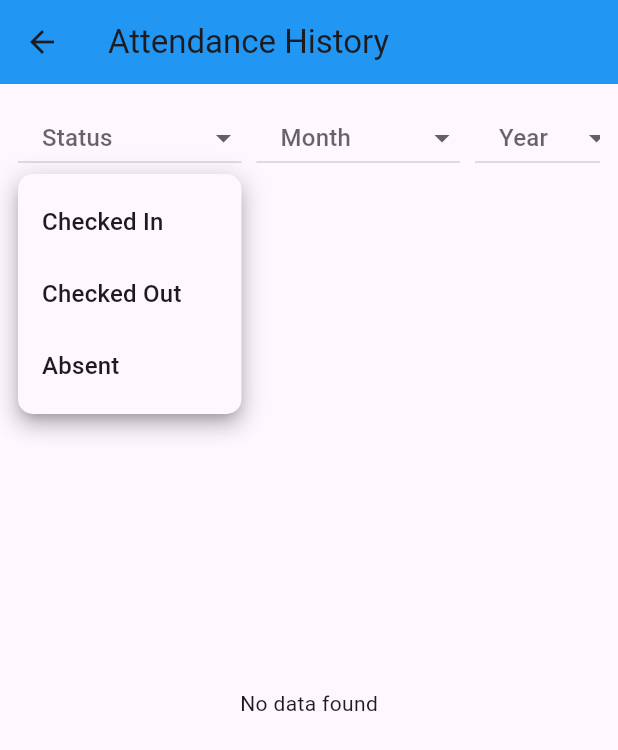
After one commit to AbdurRahman4991/Geofancing_project_frontend, a Flutter app: the AttendanceHistory screen opened by its route, after a tap on "Status", on a phone screen of 412 x 824 dp. The commit adds this screen. Shown: the top 750 px of the screen. Run offline on Flutter 3.47's test engine with Material 3 defaults, Android fonts, the phone set to English and light mode, and no system bars; drawn by our look-alikes of dropdown_button2; our stand-ins replace device_info_plus, geolocator, shared_preferences; accounts and stored records are empty; network calls fail.

Commit message:
Add attendance history

```diff
--- /dev/null
+++ b/lib/helpers/_getStatusColor.dart
@@ -0,0 +1,3 @@
+class _getStatusColor{
+
+}
--- /dev/null
+++ b/lib/helpers/date_helper.dart
@@ -0,0 +1,18 @@
+class DateHelper {
+  static String formatDate(String? dateTime) {
+    if (dateTime == null || dateTime.isEmpty) return '-';
+    try {
+      final dt = DateTime.parse(dateTime);
+      final day = dt.day.toString().padLeft(2, '0');
+      final month = dt.month.toString().padLeft(2, '0');
+      final year = dt.year.toString();
+      final hour = dt.hour.toString().padLeft(2, '0');
+      final minute = dt.minute.toString().padLeft(2, '0');
+      final second = dt.second.toString().padLeft(2, '0');
+
+      return "$day/$month/$year Time $hour:$minute:$second";
+    } catch (e) {
+      return '-';
+    }
+  }
+}
--- a/lib/main.dart
+++ b/lib/main.dart
@@ -1,4 +1,5 @@
 import 'package:flutter/material.dart';
+import '/pages/attendance_history.dart';
 import 'pages/register.dart';
 import 'pages/login.dart';
 import 'pages/attendance.dart';
@@ -7,12 +8,9 @@ import 'package:shared_preferences/shared_preferences.dart';
 void main() {
   runApp(const MyApp());
 }
-
 class MyApp extends StatelessWidget {
 
   const MyApp({super.key});
-
-
   @override
   Widget build(BuildContext context) {
     WidgetsFlutterBinding.ensureInitialized();
@@ -34,7 +32,9 @@ class MyApp extends StatelessWidget {
           case '/login':
           return MaterialPageRoute(builder: (_) => Login());
           case '/attendance':
-          return MaterialPageRoute(builder: (_) => AttendancePage());
+          return MaterialPageRoute(builder: (_) => const AttendancePage());
+          case '/attendance-history':
+          return MaterialPageRoute(builder: (_) => AttendanceHistory());
           default:
             return MaterialPageRoute(builder: (_) => const HomePage());
         }
@@ -52,8 +52,8 @@ class HomePage extends StatefulWidget {
 }
 
 class _HomePageState extends State<HomePage> {
-  int _currentIndex = 0;
-  int _selectedIndex =0;
+  //int _currentIndex = 0;
+  int _selectedIndex = 0;
 
   @override
   Widget build(BuildContext context) {
@@ -94,14 +94,14 @@ class _HomePageState extends State<HomePage> {
                 Navigator.pushNamed(context, '/attendance');
               }
               ),
+              ListTile(
+                title: const Text("Attendance History"),
+                leading: const Icon(Icons.history),
+                onTap: (){
+                  Navigator.pushNamed(context, '/attendance-history');
+                },
+              ),
 
-            // ListTile(
-            //   title: const Text("Logout"),
-            //   leading: const Icon(Icons.logout),
-            //   onTap: () {
-            //     Navigator.pushNamed(context, '/logout');
-            //   },
-            // ),
             ListTile(
               title: const Text("Logout"),
               leading: const Icon(Icons.logout),
@@ -135,6 +135,11 @@ class _HomePageState extends State<HomePage> {
           setState(() {
             _selectedIndex = index; // change tab
           });
+          if (index == 0) {
+          Navigator.pushNamed(context, '/');
+          } else if (index == 1) {
+            Navigator.pushNamed(context, '/profile');
+          }
         },
         items: const [
           BottomNavigationBarItem(
@@ -143,7 +148,7 @@ class _HomePageState extends State<HomePage> {
           ),
           BottomNavigationBarItem(
             icon: Icon(Icons.person),
-            label: 'Back',
+            label: 'Profile',
           ),
           BottomNavigationBarItem(
             icon: Icon(Icons.settings),
--- /dev/null
+++ b/lib/pages/attendance_history.dart
@@ -0,0 +1,241 @@
+import 'package:flutter/material.dart';
+import '/services/attendance_history_api_service.dart';
+import 'package:dropdown_button2/dropdown_button2.dart';
+import '/helpers/date_helper.dart';
+
+class AttendanceHistory extends StatefulWidget {
+  const AttendanceHistory({super.key});
+
+  @override
+  State<AttendanceHistory> createState() => _AttendanceHistoryState();
+}
+
+class _AttendanceHistoryState extends State<AttendanceHistory> {
+  List<dynamic> attendanceData = [];
+  bool isLoading = true;
+  String? selectedStatus;
+  String? selectedMonth;
+  String? selectedYear;
+  @override
+  void initState() {
+    super.initState();
+    fetchAttendanceData(); // Load when screen opens
+  }
+
+  Color _getStatusColor(String? status) {
+  switch (status) {
+    case 'Absent':
+    case 'Weekend Holyday':
+    case 'Goverment Holyday':
+      return Colors.red; // লাল রঙ
+    case 'Checked In':
+      return Colors.green; // সবুজ রঙ
+    case 'Checked Out':
+    case 'Auto Checked Out':
+      return Colors.orange; // কমলা রঙ
+    case 'Outside Area':
+      return Colors.blue; // নীল রঙ
+    default:
+      return Colors.black; // ডিফল্ট কালো
+  }
+}
+
+
+  /// ✅ Fetch attendance data with filters
+  Future<void> fetchAttendanceData() async {
+    setState(() => isLoading = true);
+
+    try {
+      final result = await AttendanceHistoryApiService.getAttendanceHistory(
+        month: selectedMonth,
+        status: selectedStatus,
+        year: selectedYear,
+      );
+
+      setState(() {
+        attendanceData = result?['data'] ?? [];
+        isLoading = false;
+      });
+    } catch (e) {
+      debugPrint("Error fetching attendance data: $e");
+      setState(() => isLoading = false);
+    }
+  }
+
+  /// ✅ Clear all filters
+  void clearFilters() {
+    setState(() {
+      selectedStatus = null;
+      selectedMonth = null;
+      selectedYear = null;
+    });
+    fetchAttendanceData();
+  }
+
+  @override
+  Widget build(BuildContext context) {
+    return Scaffold(
+      appBar: AppBar(
+        title: const Text('Attendance History'),
+        backgroundColor: Colors.blue,
+      ),
+      body: Padding(
+        padding: const EdgeInsets.all(12.0),
+        child: Column(
+          children: [
+            // 🔽 Filters with Scrollable Row
+            SingleChildScrollView(
+              scrollDirection: Axis.horizontal,
+              child: Row(
+                children: [
+                  // ✅ Status filter
+                  DropdownButton2<String>(
+                    value: selectedStatus,
+                    hint: const Text("Status"),
+                    items: const [
+                      DropdownMenuItem(value: 'Checked In', child: Text('Checked In')),
+                      DropdownMenuItem(value: 'Checked Out', child: Text('Checked Out')),
+                      DropdownMenuItem(value: 'Absent', child: Text('Absent')),
+                    ],
+                    onChanged: (value) {
+                      setState(() => selectedStatus = value);
+                      fetchAttendanceData();
+                    },
+                    dropdownStyleData: DropdownStyleData(
+                      maxHeight: 200,
+                      decoration: BoxDecoration(
+                        borderRadius: BorderRadius.circular(10),
+                      ),
+                    ),
+                  ),
+                  const SizedBox(width: 10),
+
+                  // ✅ Month filter (Scrollable 12 months)
+                  DropdownButton2<String>(
+                    value: selectedMonth,
+                    hint: const Text("Month"),
+                    items: const [
+                      DropdownMenuItem(value: 'january', child: Text('January')),
+                      DropdownMenuItem(value: 'february', child: Text('February')),
+                      DropdownMenuItem(value: 'march', child: Text('March')),
+                      DropdownMenuItem(value: 'april', child: Text('April')),
+                      DropdownMenuItem(value: 'may', child: Text('May')),
+                      DropdownMenuItem(value: 'june', child: Text('June')),
+                      DropdownMenuItem(value: 'july', child: Text('July')),
+                      DropdownMenuItem(value: 'august', child: Text('August')),
+                      DropdownMenuItem(value: 'september', child: Text('September')),
+                      DropdownMenuItem(value: 'october', child: Text('October')),
+                      DropdownMenuItem(value: 'november', child: Text('November')),
+                      DropdownMenuItem(value: 'december', child: Text('December')),
+                    ],
+                    onChanged: (value) {
+                      setState(() => selectedMonth = value);
+                      fetchAttendanceData();
+                    },
+                    dropdownStyleData: DropdownStyleData(
+                      maxHeight: 250,
+                      decoration: BoxDecoration(
+                        borderRadius: BorderRadius.circular(10),
+                      ),
+                    ),
+                  ),
+                  const SizedBox(width: 10),
+
+                  // ✅ Year filter
+                  DropdownButton2<String>(
+                    value: selectedYear,
+                    hint: const Text("Year"),
+                    items: const [
+                      DropdownMenuItem(value: '2025', child: Text('2025')),
+                      DropdownMenuItem(value: '2024', child: Text('2024')),
+                      DropdownMenuItem(value: '2023', child: Text('2023')),
+                    ],
+                    onChanged: (value) {
+                      setState(() => selectedYear = value);
+                      fetchAttendanceData();
+                    },
+                    dropdownStyleData: DropdownStyleData(
+                      maxHeight: 250,
+                      decoration: BoxDecoration(
+                        borderRadius: BorderRadius.circular(10),
+                      ),
+                    ),
+                  ),
+                  const SizedBox(width: 10),
+
+                  // ✅ Clear button
+                  ElevatedButton.icon(
+                    onPressed: clearFilters,
+                    icon: const Icon(Icons.clear, size: 18),
+                    label: const Text("Clear"),
+                    style: ElevatedButton.styleFrom(
+                      backgroundColor: Colors.redAccent,
+                      foregroundColor: Colors.white,
+                      padding: const EdgeInsets.symmetric(horizontal: 14, vertical: 10),
+                      shape: RoundedRectangleBorder(
+                        borderRadius: BorderRadius.circular(8),
+                      ),
+                    ),
+                  ),
+                ],
+              ),
+            ),
+
+            const SizedBox(height: 10),
+
+            // 🧾 Attendance Table / Loader
+            Expanded(
+              child: isLoading
+                  ? const Center(child: CircularProgressIndicator())
+                  : attendanceData.isEmpty
+                      ? const Center(child: Text("No data found"))
+                      : SingleChildScrollView(
+                          scrollDirection: Axis.horizontal,
+                          child: DataTable(
+                            border: TableBorder.all(width: 1, color: Colors.grey),
+                            columns: const [
+                              DataColumn(label: Text('ID')),
+                              DataColumn(label: Text('Check In')),
+                              DataColumn(label: Text('Check Out')),
+                              DataColumn(label: Text('Late')),
+                              DataColumn(label: Text('Status')),
+                            ],
+                         rows: attendanceData.asMap().entries.map((entry) {
+                          final index = entry.key + 1; // 👉 ইনডেক্স 1 থেকে শুরু হবে
+                          final row = entry.value;
+
+                          return DataRow(
+                            cells: [
+                              DataCell(Text(index.toString())),
+                              DataCell(Text(DateHelper.formatDate(row['check_in_time']))),
+                              DataCell(Text(DateHelper.formatDate(row['check_out_time']))),
+                              //DataCell( Container(color: ,) Text(  row['late'] ?? '-')),
+                              DataCell(
+                                Container(
+                                    color: (row['late'] != null && row['late'].toString().isNotEmpty)
+                                        ? Colors.yellow
+                                        : Colors.transparent, // null বা empty হলে কোনো ব্যাকগ্রাউন্ড নেই
+                                    padding: const EdgeInsets.all(8),
+                                    child: Text(
+                                      row['late']?.toString() ?? '-',
+                                      style: const TextStyle(
+                                        color: Colors.black,
+                                        fontWeight: FontWeight.bold,
+                                      ),
+                                    ),
+                                  ),
+                                ),
+
+                              DataCell(Text(row['status'] ?? '-', style: TextStyle(color: _getStatusColor(row['status'])),)),
+                            ],
+                          );
+                        }).toList(),
+                          ),
+                        ),
+            ),
+          ],
+        ),
+      ),
+    );
+  }
+}
--- /dev/null
+++ b/lib/services/attendance_history_api_service.dart
@@ -0,0 +1,60 @@
+import 'dart:convert';
+import 'package:http/http.dart' as http;
+import 'package:shared_preferences/shared_preferences.dart';
+import '/plugins/api_config.dart';
+
+class AttendanceHistoryApiService {
+  /// ✅ Attendance History Get API
+  static Future<Map<String, dynamic>?> getAttendanceHistory({
+    String? month,
+    String? status,
+    String? late,
+    String? year,
+    int page = 1,
+    int pageSize = 30,
+  }) async {
+    try {
+      final prefs = await SharedPreferences.getInstance();
+      final token = prefs.getString('access_token');
+
+      if (token == null) {
+        print("⚠️ No token found!");
+        return null;
+      }
+
+      // ✅ URL তৈরি — query parameter সহ
+      String url = '${ApiConfig.baseUrl}/attendance/history?page=$page';
+
+      if (month != null && month.isNotEmpty) {
+        url += '&month=$month';
+      }
+      if (status != null && status.isNotEmpty) {
+        url += '&status=$status';
+      }
+      if (late != null && late.isNotEmpty) {
+        url += '&late=$late';
+      }
+      if (year != null && year.isNotEmpty) {
+        url += '&year=$year';
+      }
+
+      final headers = {
+        'Content-Type': 'application/json',
+        'Authorization': 'Bearer $token',
+      };
+
+      final response = await http.get(Uri.parse(url), headers: headers);
+
+      if (response.statusCode == 200) {
+        final data = jsonDecode(response.body);
+        return data['data']; // pagination object return করবে
+      } else {
+        print("❌ Server Error: ${response.statusCode}");
+        return null;
+      }
+    } catch (e) {
+      print("🚨 Error: $e");
+      return null;
+    }
+  }
+}
--- a/lib/services/attendance_service_api.dart
+++ b/lib/services/attendance_service_api.dart
@@ -1,7 +1,7 @@
 import 'dart:convert';
 import 'package:http/http.dart' as http;
 import 'package:shared_preferences/shared_preferences.dart';
-import '/plugins/api_config.dart'; // এখানে তোমার baseUrl এবং headers থাকবে
+import '/plugins/api_config.dart';
 
 class AttendanceApiService {
   /// ✅ Employee Check-In
--- a/pubspec.yaml
+++ b/pubspec.yaml
@@ -36,6 +36,7 @@ dependencies:
   flutter_local_notifications: ^17.2.0
   device_info_plus: ^9.1.2
   shared_preferences: ^2.2.3
+  dropdown_button2: ^2.3.9
 
 
   # The following adds the Cupertino Icons font to your application.
```
Also changed, not shown: lib/pages/attendance.dart (+15 -27 lines), lib/pages/login.dart (+33 -4 lines), lib/pages/register.dart (+29 -2 lines), pubspec.lock.
